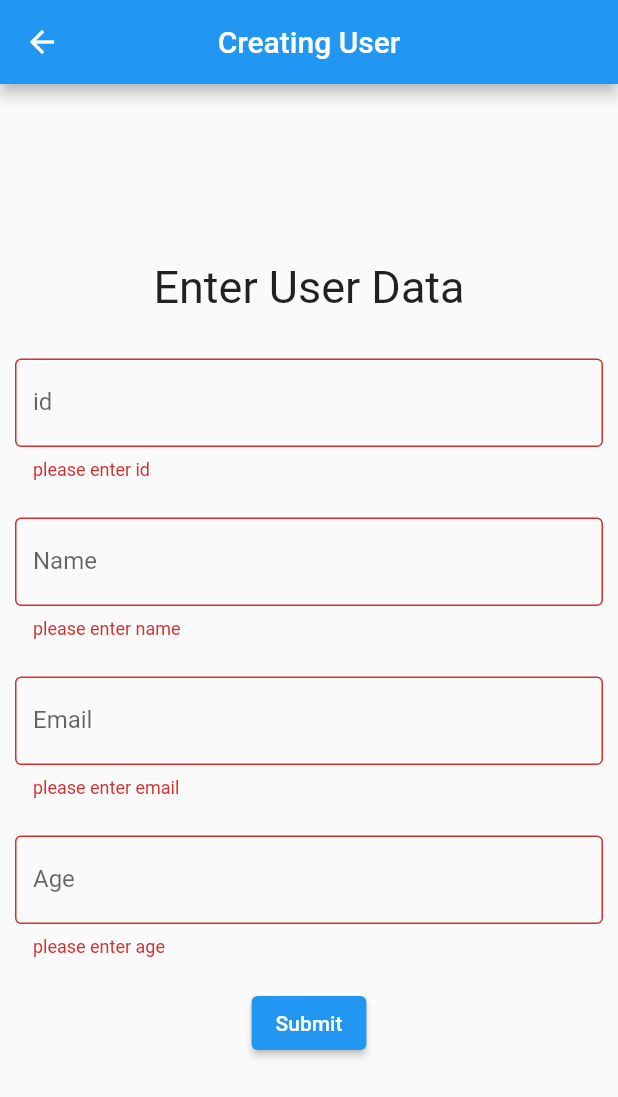
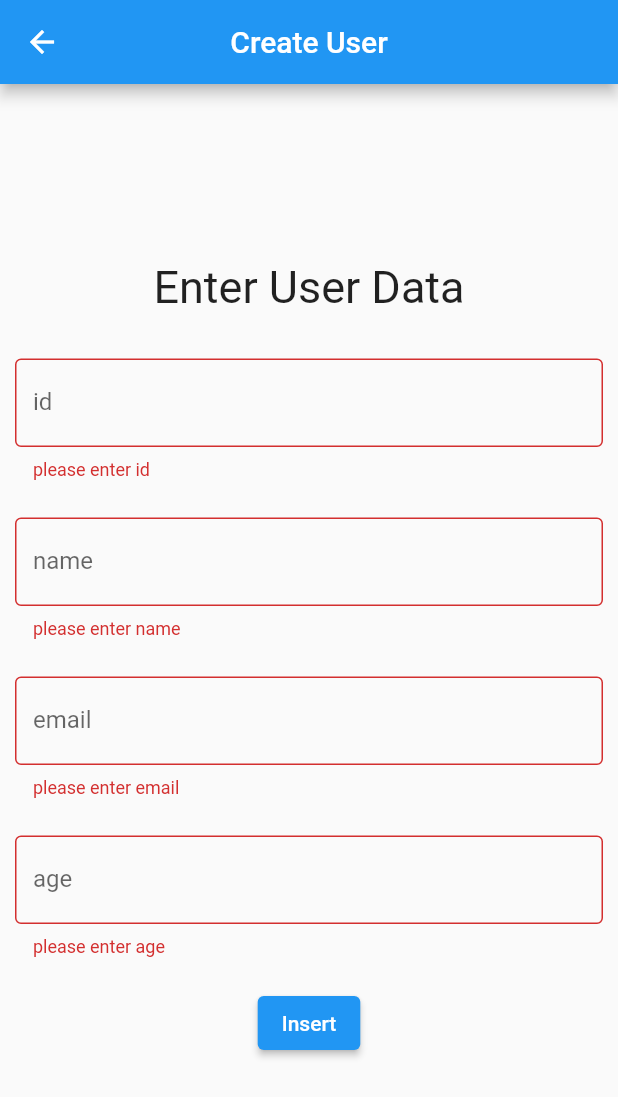
Before and after one commit to Rajkumarlohar65/Flutter, a Flutter app: the screen it shows after launch, after a tap on the "add" icon, on a phone screen of 412 x 824 dp. Shown: the top 1097 px of the screen. Run offline on Flutter 3.47's test engine with Material 2 defaults, Android fonts, the phone set to English and light mode, and no system bars; our stand-ins replace fluttertoast, get, sqflite; accounts and stored records are empty.

Commit message:
adding string.dart file

```diff
--- a/Offline DB in Flutter/lib/app/modules/add_user/controllers/add_user_controller.dart
+++ b/Offline DB in Flutter/lib/app/modules/add_user/controllers/add_user_controller.dart
@@ -2,6 +2,7 @@ import 'package:flutter/cupertino.dart';
 import 'package:get/get.dart';
 import 'package:offline_database/app/data/database_helper.dart';
 import 'package:offline_database/app/res/colors.dart';
+import 'package:offline_database/app/res/string.dart';
 import '../../../data/models/user_details_model.dart';
 import '../../../res/utils.dart';
 
@@ -36,10 +37,10 @@ class AddUserController extends GetxController {
       );
 
       await DatabaseHelper.instance.insert(userDetailsData);
-      Utils().showToast("Inserted", backgroundColor: AppColors.greenColor);
+      Utils().showToast(AddUserPageString.submitSuccessMessage, backgroundColor: AppColors.greenColor);
 
     } catch (e){
-      Utils().showSnackBar("Error", "Data is not Stored", backgroundColor: AppColors.redColor);
+      Utils().showSnackBar(AddUserPageString.submitErrorTitle, AddUserPageString.submitSuccessMessage, backgroundColor: AppColors.redColor);
     }
   }
 
--- a/Offline DB in Flutter/lib/app/modules/add_user/views/add_user_view.dart
+++ b/Offline DB in Flutter/lib/app/modules/add_user/views/add_user_view.dart
@@ -1,7 +1,7 @@
 import 'package:flutter/material.dart';
 
 import 'package:get/get.dart';
-import 'package:offline_database/app/res/colors.dart';
+import 'package:offline_database/app/res/string.dart';
 
 import '../controllers/add_user_controller.dart';
 
@@ -13,7 +13,7 @@ class AddUserView extends GetView<AddUserController> {
   Widget build(BuildContext context) {
     return Scaffold(
       appBar: AppBar(
-        title: const Text('Creating User'),
+        title: const Text(AddUserPageString.appBarTitle),
         centerTitle: true,
       ),
       body: Form(
@@ -26,19 +26,19 @@ class AddUserView extends GetView<AddUserController> {
               mainAxisAlignment: MainAxisAlignment.center,
               children: [
 
-                const Text("Enter User Data", style: TextStyle(fontSize: 30),),
+                const Text(AddUserPageString.screenTitle, style: TextStyle(fontSize: 30),),
 
                 const SizedBox(height: 30,),
 
                 TextFormField(
                   controller: controller.idController,
                   decoration: const InputDecoration(
-                      label: Text("id"),
+                      label: Text(AddUserPageString.idHint),
                       border: OutlineInputBorder()
                   ),
                   validator: (value) {
                     if(value == null || value.isEmpty){
-                      return 'please enter id';
+                      return AddUserPageString.alertIdNotNull;
                     }
                   },
                   onSaved: (value) {
@@ -51,12 +51,12 @@ class AddUserView extends GetView<AddUserController> {
                 TextFormField(
                   controller: controller.nameController,
                   decoration: const InputDecoration(
-                      label: Text("Name"),
+                      label: Text(AddUserPageString.nameHint),
                       border: OutlineInputBorder()
                   ),
                   validator: (value) {
                     if(value == null || value.isEmpty){
-                      return 'please enter name';
+                      return AddUserPageString.alertNameNotNull;
                     }
                   },
                   onSaved: (value) {
@@ -69,12 +69,12 @@ class AddUserView extends GetView<AddUserController> {
                 TextFormField(
                   controller: controller.emailController,
                   decoration: const InputDecoration(
-                      label: Text("Email"),
+                      label: Text(AddUserPageString.emailHint),
                       border: OutlineInputBorder()
                   ),
                   validator: (value) {
                     if(value == null || value.isEmpty){
-                      return 'please enter email';
+                      return AddUserPageString.alertEmailNotNull;
                     }
                   },
                   onSaved: (value) {
@@ -87,12 +87,12 @@ class AddUserView extends GetView<AddUserController> {
                 TextFormField(
                   controller: controller.ageController,
                   decoration: const InputDecoration(
-                      label: Text("Age"),
+                      label: Text(AddUserPageString.ageHint),
                       border: OutlineInputBorder()
                   ),
                   validator: (value) {
                     if(value == null || value.isEmpty){
-                      return 'please enter age';
+                      return AddUserPageString.alertAgeNotNull;
                     }
                   },
                   onSaved: (value) {
@@ -107,7 +107,7 @@ class AddUserView extends GetView<AddUserController> {
                     _formKey.currentState!.save();
                     controller.insertUserDetails();
                   }
-                }, child: const Text("Submit"))
+                }, child: const Text(AddUserPageString.submitButtonText))
 
               ],
             ),
--- a/Offline DB in Flutter/lib/app/modules/home/views/home_view.dart
+++ b/Offline DB in Flutter/lib/app/modules/home/views/home_view.dart
@@ -1,5 +1,6 @@
 import 'package:flutter/material.dart';
 import 'package:get/get.dart';
+import '../../../res/string.dart';
 import '../../../routes/app_pages.dart';
 import '../controllers/home_controller.dart';
 import 'package:offline_database/app/res/colors.dart';
@@ -12,7 +13,7 @@ class HomeView extends GetView<HomeController> {
       return Scaffold(
         appBar: AppBar(
           title: Obx(() {
-            return Text(controller.isAnimating.value ? "Refreshing..." : 'Users');
+            return Text(controller.isAnimating.value ? HomePageStrings.refreshingMessage : HomePageStrings.appBarTitle);
           }),
           centerTitle: true,
           actions: [
@@ -31,7 +32,7 @@ class HomeView extends GetView<HomeController> {
 
           if (userDetails.isEmpty) {
             return const Center(
-                child: Text("Empty !", style: TextStyle(fontSize: 30),)
+                child: Text(HomePageStrings.emptyMessage, style: TextStyle(fontSize: 30),)
             );
           } else {
             return ListView.separated(
@@ -55,13 +56,13 @@ class HomeView extends GetView<HomeController> {
                   child: ListTile(
                     onLongPress: () {
                       Get.dialog(AlertDialog(
-                        title: const Text('Delete User'),
+                        title: const Text(HomePageStrings.alertDeleteTitle),
                         content: const Text(
-                            'Are you sure you want to delete this user?'),
+                            HomePageStrings.alertDeleteContent),
                         actions: [
                           TextButton(
                             onPressed: () => Get.back(),
-                            child: const Text('Cancel'),
+                            child: const Text(HomePageStrings.alertCancel),
                           ),
                           TextButton(
                             onPressed: () {
@@ -70,16 +71,16 @@ class HomeView extends GetView<HomeController> {
                               userDetails.removeAt(index);
                               Get.back();
                             },
-                            child: const Text('Delete'),
+                            child: const Text(HomePageStrings.alertCancel),
                           ),
                         ],
                       ));
                     },
                     leading: Text('${index + 1}'),
                     title: Text(
-                        '${userDetail.name!}  (id: ${userDetail.id.toString()})'),
+                        '${userDetail.name!}  (${HomePageStrings.textBeforeId} ${userDetail.id.toString()})'),
                     subtitle: Text(userDetail.email!),
-                    trailing: Text('Age: ${userDetail.age.toString()}'),
+                    trailing: Text('${HomePageStrings.textBeforeAge} ${userDetail.age.toString()}'),
                   ),
                 );
               },
--- /dev/null
+++ b/Offline DB in Flutter/lib/app/res/string.dart
@@ -0,0 +1,42 @@
+class HomePageStrings {
+// Home Page Strings
+  static const String appBarTitle = 'Users';
+
+  static const String refreshingMessage = 'Refreshing...';
+
+  static const String emptyMessage = 'Empty !';
+
+  static const String alertDeleteTitle = 'Delete User';
+  static const String alertDeleteContent = 'Are you sure you want to delete this user?';
+  static const String alertCancel = 'Cancel';
+  static const String alertDelete = 'Delete';
+
+  static const String textBeforeId = 'id: ';
+  static const String textBeforeAge = 'age: ';
+}
+
+class AddUserPageString {
+//  Add User Page Strings
+  static const String appBarTitle = 'Create User';
+  static const String screenTitle = 'Enter User Data';
+
+  static const String idHint = 'id';
+
+  static const String alertIdNotNull = 'please enter id';
+
+  static const String nameHint = 'name';
+  static const String alertNameNotNull = 'please enter name';
+
+  static const String emailHint = 'email';
+  static const String alertEmailNotNull = 'please enter email';
+
+  static const String ageHint = 'age';
+  static const String alertAgeNotNull = 'please enter age';
+
+  static const String submitButtonText = 'Insert';
+
+  static const String submitSuccessMessage = 'Inserted';
+
+  static const String submitErrorTitle = 'Error';
+  static const String submitErrorMessage = 'Data is not Stored';
+}
--- a/Offline DB in Flutter/pubspec.yaml
+++ b/Offline DB in Flutter/pubspec.yaml
@@ -8,11 +8,11 @@ environment:
 dependencies:
   cupertino_icons: ^1.0.2
   get: 4.6.5
-  sqflite: 2.2.6
-  path_provider: 2.0.14
+  fluttertoast: ^8.2.1
+  sqflite: 2.2.7
+  path: 1.8.2
   flutter:
     sdk: flutter
-  fluttertoast: ^8.2.1
 
 dev_dependencies:
   flutter_lints: 2.0.1
```
Also changed, not shown: Offline DB in Flutter/pubspec.lock, 1 other file.
